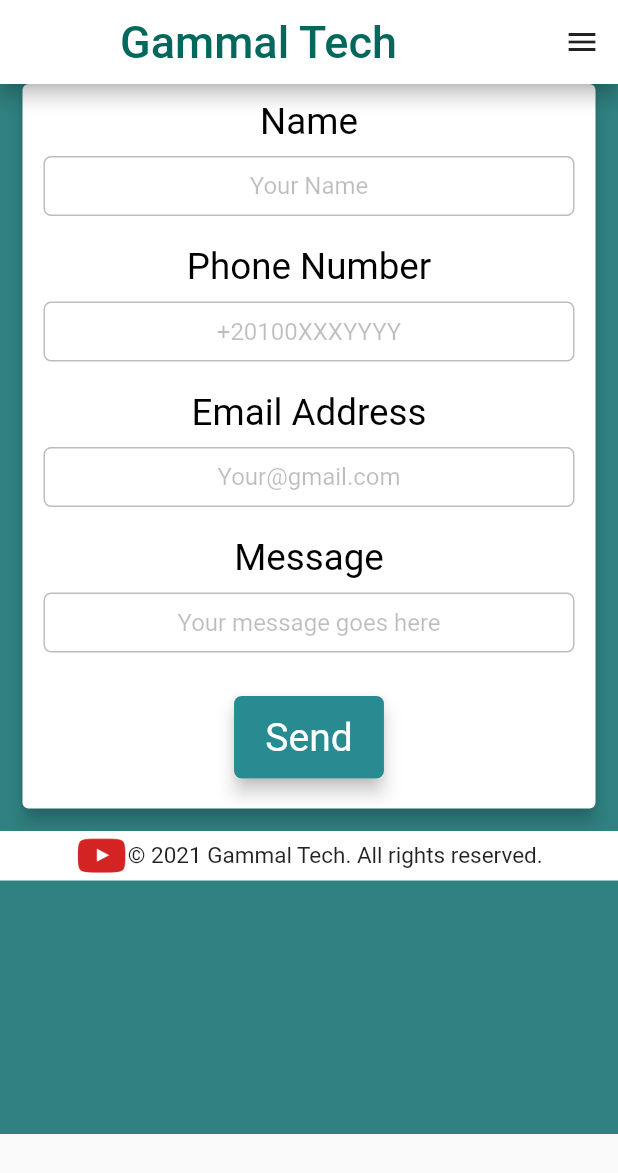
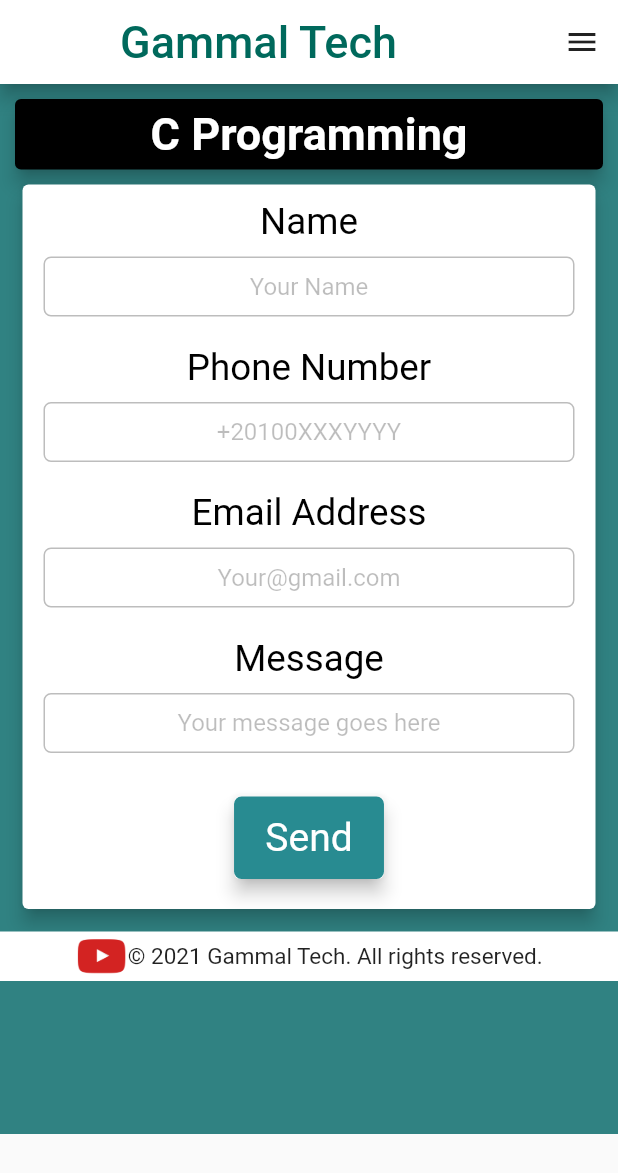
Before and after one commit to AhmedAbdoElhawary/gammal_tech_mobile_app, a Flutter app: the ContactUS screen opened directly, on a phone screen of 412 x 824 dp. Shown: the top 1173 px of the screen. Run offline on Flutter 3.47's test engine with Material 2 defaults, Android fonts, the phone set to English and light mode, and no system bars; our stand-ins replace chewie, cloud_firestore, firebase_auth, firebase_core, firebase_storage, fluttertoast and 3 more; missing offline and left inert: flutter_email_sender; accounts and stored records are empty; network calls fail.

Commit message:
add the TheHeadOfTheList function (ContactUS class)

```diff
--- a/lib/contact_us.dart
+++ b/lib/contact_us.dart
@@ -38,6 +38,7 @@ class ContactUS extends StatelessWidget {
     return SingleChildScrollView(
       child: Column(
         children: [
+          containerOfTheHeadOfTheList(),
           Card(
             margin: EdgeInsets.only(
               left: 15,
@@ -136,4 +137,12 @@ class ContactUS extends StatelessWidget {
     );
   }
 
+  Column containerOfTheHeadOfTheList() {
+    return Column(
+      children: [
+        TheHeadCardOfText(title),
+        SizedBox(height: 10),
+      ],
+    );
+  }
 }
```
